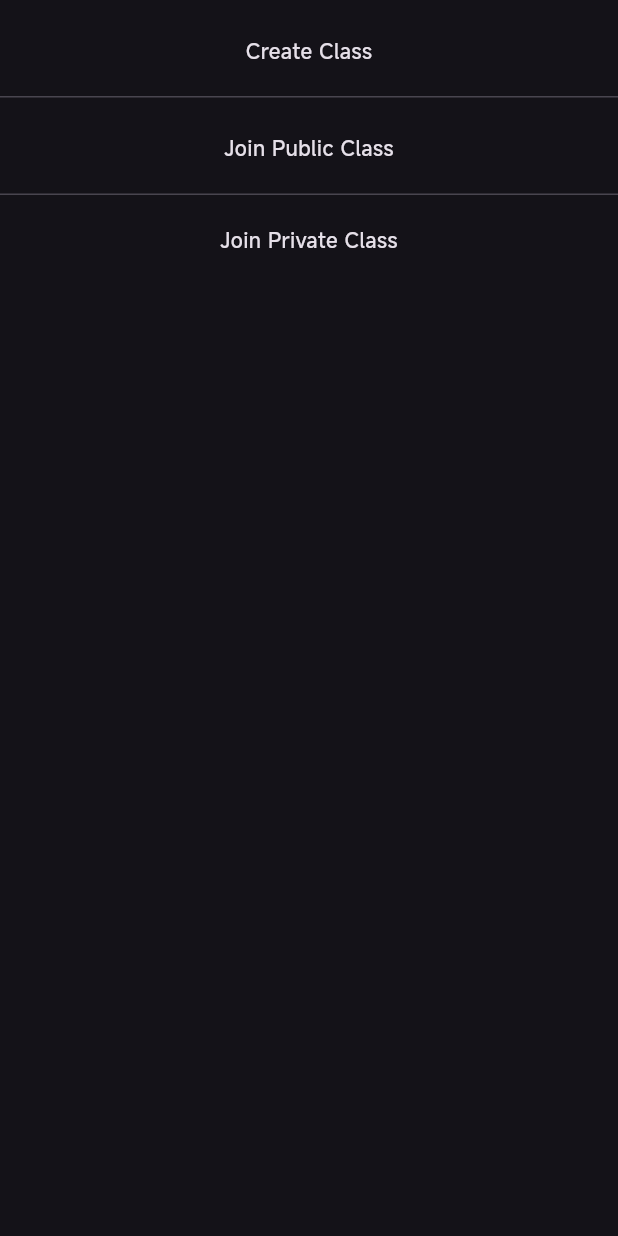
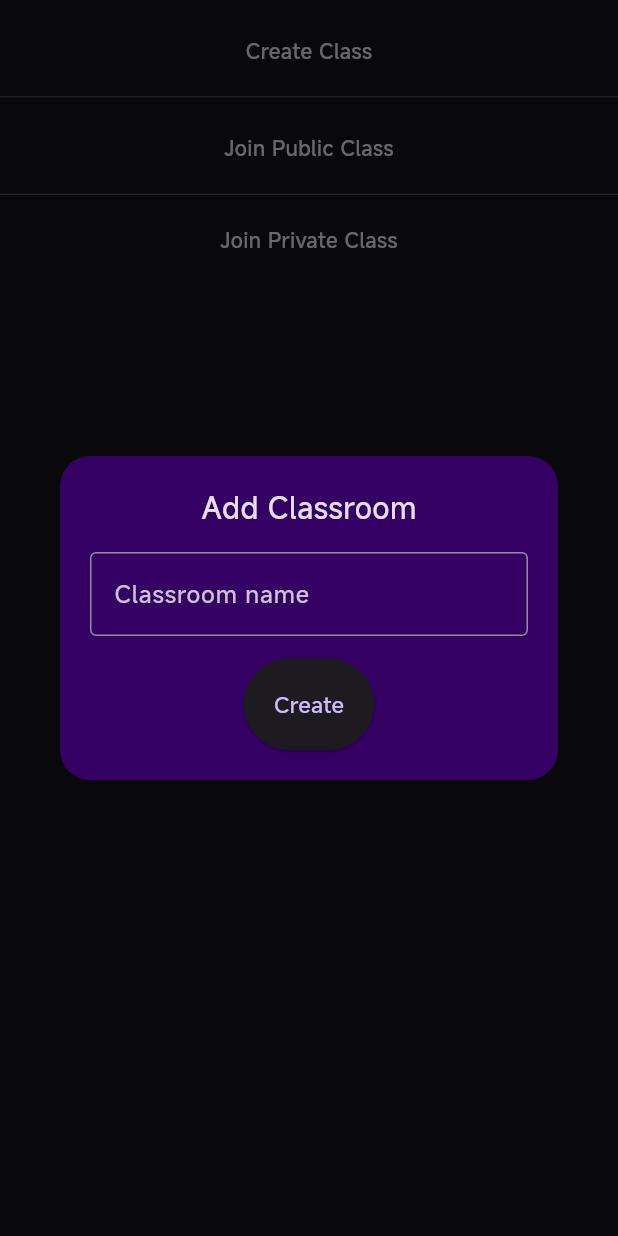
Before and after one commit to AzkaLufthansa/StudyO, a Flutter app: the BottomSheetJoinClass widget shown alone on an empty page, opened directly, after a tap on "Create Class", on a phone screen of 412 x 824 dp. Run offline on Flutter 3.47's test engine with Material 3 defaults, Android fonts, the phone set to English and light mode, and no system bars; our stand-ins replace flutter_bloc, flutter_smart_dialog, get, get_it, google_sign_in, supabase_flutter; missing offline and left inert: flash_card; accounts and stored records are empty.

Commit message:
feat: add modals

```diff
--- a/lib/initialize_app.dart
+++ b/lib/initialize_app.dart
@@ -12,7 +12,7 @@ class InitializeApp {
 
     await Supabase.initialize(
       url: SUPABASE_URL,
-      anonKey: SUPABASE_URL
+      anonKey: SUPABASE_ANON_KEY
     );
   }
 
--- a/lib/utils/constants.dart
+++ b/lib/utils/constants.dart
@@ -1,4 +1,4 @@
 final String SUPABASE_URL = 'https://dwfkjluzbhhtfijcgtwq.supabase.co';
 final String SUPABASE_ANON_KEY = 'eyJhbGciOiJIUzI1NiIsInR5cCI6IkpXVCJ9.eyJpc3MiOiJzdXBhYmFzZSIsInJlZiI6ImR3ZmtqbHV6YmhodGZpamNndHdxIiwicm9sZSI6ImFub24iLCJpYXQiOjE3NTMyNzM0NDYsImV4cCI6MjA2ODg0OTQ0Nn0.kQ_ySsZ-PwX-AmysQcTuMPnFk7sl_5mtRaJuqFoyvqk';
 
-final String WEB_CLIENT_ID = 'http://962645421577-9pev8alngaib2ac8esm3jd61u1jnaqh0.apps.googleusercontent.com';
+final String WEB_CLIENT_ID = '962645421577-9pev8alngaib2ac8esm3jd61u1jnaqh0.apps.googleusercontent.com';
--- /dev/null
+++ b/lib/widgets/add_classroom_modal.dart
@@ -0,0 +1,54 @@
+import 'package:flutter/material.dart';
+import 'package:get/get.dart';
+
+import '../utils/dimens.dart';
+
+class AddClassroomModal extends StatelessWidget {
+  const AddClassroomModal({super.key});
+
+  @override
+  Widget build(BuildContext context) {
+    return Column(
+        mainAxisSize: MainAxisSize.min,
+        mainAxisAlignment: MainAxisAlignment.center,
+        children: [
+          Dialog(
+            backgroundColor: const Color.fromARGB(255, 53, 0, 100),
+            shape: RoundedRectangleBorder(
+              borderRadius: BorderRadius.circular(20),
+            ),
+            child: Container(
+              padding: const EdgeInsets.all(AppDimens.marginPaddingLarge),
+              child: Column(
+                children: [
+                  Text("Add Classroom", style: TextStyle(fontSize: 20),),
+                  SizedBox(height: 15,),
+                  TextField(
+                        decoration: InputDecoration(
+                          border: OutlineInputBorder(),
+                          hintText: 'Classroom name'
+                        ),
+                      ),
+                  SizedBox(height: 15,),
+                  ElevatedButton(
+                    style: ButtonStyle(
+                      padding: WidgetStatePropertyAll(
+                        const EdgeInsets.all(AppDimens.marginPaddingLarge)
+                      )
+                    ),
+                    onPressed: () {},
+                    child: Text(
+                      'Create',
+                      style: TextStyle(
+                        fontSize: 15
+                      ),
+                    )
+                  ),
+                    ],
+              )
+                ),
+            ),
+        ],
+    );
+  }
+}
--- a/lib/widgets/bottom_sheet_join_class.dart
+++ b/lib/widgets/bottom_sheet_join_class.dart
@@ -1,7 +1,10 @@
 import 'package:flutter/material.dart';
 import 'package:get/get.dart';
+import 'package:study_o/widgets/join_private_classroom.dart';
+import 'package:study_o/widgets/learn_modal.dart';
 
 import '../utils/dimens.dart';
+import 'add_classroom_modal.dart';
 
 class BottomSheetJoinClass extends StatelessWidget {
   const BottomSheetJoinClass({super.key});
@@ -25,7 +28,14 @@ class BottomSheetJoinClass extends StatelessWidget {
               topLeft: Radius.circular(AppDimens.radiusLarge),
               topRight: Radius.circular(AppDimens.radiusLarge),
             ),
-              onTap: () {},
+              onTap: () {
+                showDialog(
+                  context: context,
+                  builder: (_) {
+                    return AddClassroomModal();
+                  }
+                );
+              },
               child: SizedBox(
                 width: double.infinity,
                 child: Padding(
@@ -65,7 +75,14 @@ class BottomSheetJoinClass extends StatelessWidget {
           Material(
             color: Colors.transparent,
             child: InkWell(
-              onTap: () {},
+              onTap: () {
+                showDialog(
+                  context: context,
+                  builder: (_) {
+                    return JoinPrivateClassroomModal();
+                  }
+                );
+              },
               child: SizedBox(
                 width: double.infinity,
                 child: Padding(
```
Also changed, not shown: lib/widgets/join_private_classroom.dart (added, +61 -0 lines), lib/widgets/learn_modal.dart (+9 -9 lines).
